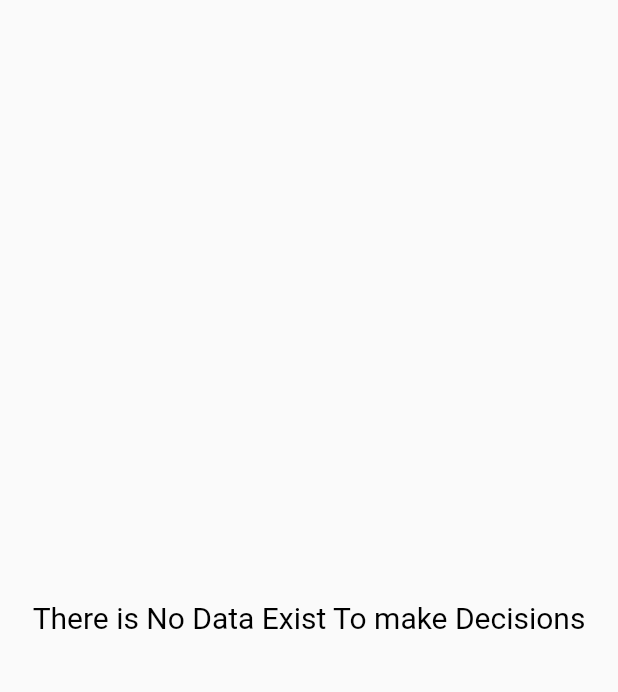
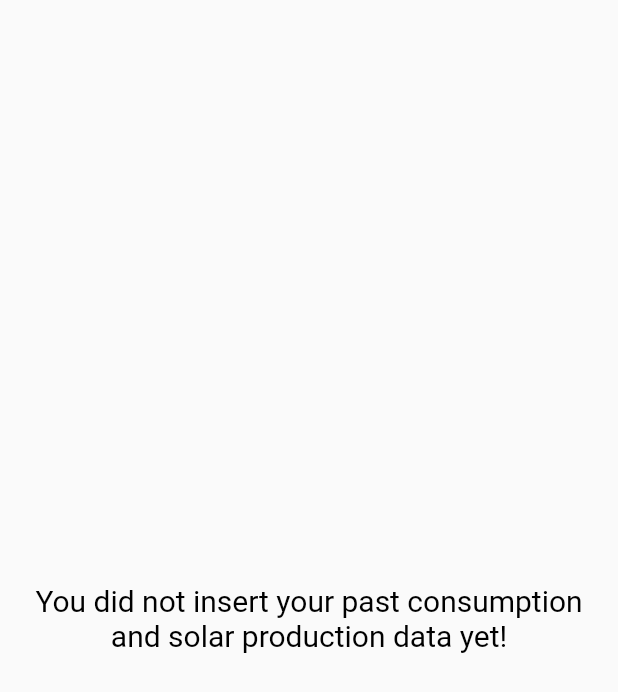
Before and after one commit to Salma22ch/Solar-app-PFA, a Flutter app: the PredectionScreen screen opened directly, on a phone screen of 412 x 824 dp. Shown: the top 692 px of the screen. Run offline on Flutter 3.47's test engine with Material 2 defaults, Android fonts, the phone set to English and light mode, and no system bars; our stand-ins replace bloc, dio, equatable, file_picker, fl_chart, flutter_bloc and 3 more; missing offline and left inert: jwt_decode; accounts and stored records are empty; Roboto replaces fonts that are missing (Hind).

Commit message:
Update predections_screen.dart

```diff
--- a/lib/screens/predections_screen.dart
+++ b/lib/screens/predections_screen.dart
@@ -80,7 +80,7 @@ class _PredectionScreenState extends State<PredectionScreen> {
                 padding: const EdgeInsets.all(20.0),
                 child: Center(
                     child: Text(
-                  "There is No Data Exist To make Decisions",
+                  "You did not insert your past consumption and solar production data yet!",
                   textAlign: TextAlign.center,
                   style: TextStyle(
                       fontWeight: FontWeight.w400,
```
